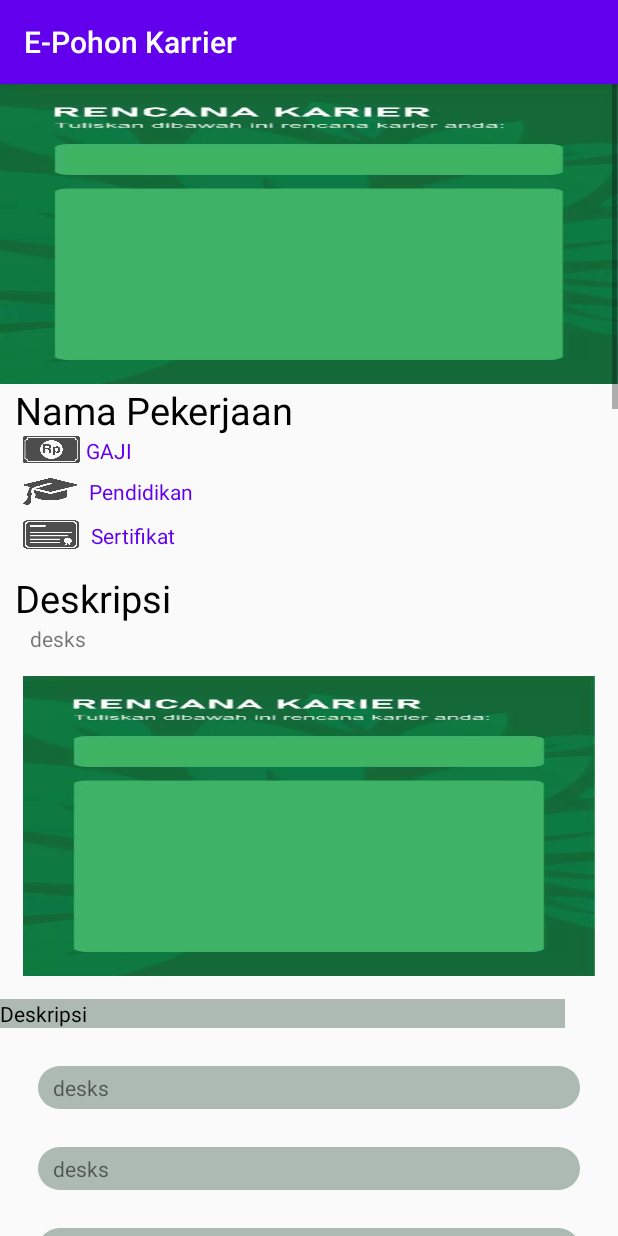
After one commit to alifrzky123/ejobcarrier, an Android app: the DeskripsiAct screen opened directly, with no data from a screen before it, on a phone screen of 412 x 824 dp. The commit adds this screen. Run offline under Robolectric (Android 15) with nearby library versions, the phone set to English and light mode, and no system bars.

Commit message:
menyelesaikan fitur2 yang dibutuhkan di act deskripsi, minus icon2

```diff
--- a/app/build.gradle
+++ b/app/build.gradle
@@ -33,7 +33,7 @@ android {
 dependencies {
     implementation fileTree(dir: 'libs', include: ['*.jar'])
 
-    compile 'com.android.support:design:29.0.0'
+    implementation 'com.android.support:design:29.0.0'
     implementation 'com.android.support:design:24.2.1'
     implementation 'androidx.appcompat:appcompat:1.1.0'
     implementation 'androidx.constraintlayout:constraintlayout:1.1.3'
--- a/app/src/main/AndroidManifest.xml
+++ b/app/src/main/AndroidManifest.xml
@@ -6,11 +6,12 @@
         android:allowBackup="true"
         android:icon="@mipmap/ic_launcher"
         android:label="@string/app_name"
+        android:largeHeap="true"
         android:roundIcon="@mipmap/ic_launcher_round"
-        android:largeHeap="true"
         android:supportsRtl="true"
         android:theme="@style/AppTheme">
-        <activity android:name=".Activity.CarrierPlanAct"></activity>
+        <activity android:name=".Activity.DeskripsiAct"></activity>
+        <activity android:name=".Activity.CarrierPlanAct" />
         <activity android:name=".Activity.Contact" />
         <activity android:name=".Activity.Profile" />
         <activity android:name=".Activity.About" />
--- /dev/null
+++ b/app/src/main/java/com/training/alif/geeksfarm/e_pohonkarrier/Activity/DeskripsiAct.java
@@ -0,0 +1,16 @@
+package com.training.alif.geeksfarm.e_pohonkarrier.Activity;
+
+import androidx.appcompat.app.AppCompatActivity;
+
+import android.os.Bundle;
+
+import com.training.alif.geeksfarm.e_pohonkarrier.R;
+
+public class DeskripsiAct extends AppCompatActivity {
+
+    @Override
+    protected void onCreate(Bundle savedInstanceState) {
+        super.onCreate(savedInstanceState);
+        setContentView(R.layout.activity_deskripsi);
+    }
+}
--- /dev/null
+++ b/app/src/main/java/com/training/alif/geeksfarm/e_pohonkarrier/Adapter/RVAdapter.java
@@ -0,0 +1,4 @@
+package com.training.alif.geeksfarm.e_pohonkarrier.Adapter;
+
+public class RVAdapter {
+}
--- /dev/null
+++ b/app/src/main/java/com/training/alif/geeksfarm/e_pohonkarrier/Entity/ListPekerjaan.java
@@ -0,0 +1,4 @@
+package com.training.alif.geeksfarm.e_pohonkarrier.Entity;
+
+public class ListPekerjaan {
+}
--- /dev/null
+++ b/app/src/main/res/drawable/shape_txtview.xml
@@ -0,0 +1,13 @@
+<?xml version="1.0" encoding="utf-8"?>
+<shape xmlns:android="http://schemas.android.com/apk/res/android"
+    android:shape="rectangle">
+    <corners
+        android:radius="75dp"/> // if you want clear round shape then make radius size is half of your  button`s height.
+    <solid
+        android:color="@color/colorGrey"/> // Button Colour
+    <padding
+        android:bottom="5dp"
+        android:left="10dp"
+        android:right="10dp"
+        android:top="5dp"/>
+</shape>
--- /dev/null
+++ b/app/src/main/res/layout/activity_deskripsi.xml
@@ -0,0 +1,394 @@
+<?xml version="1.0" encoding="utf-8"?>
+<ScrollView xmlns:android="http://schemas.android.com/apk/res/android"
+    xmlns:app="http://schemas.android.com/apk/res-auto"
+    xmlns:tools="http://schemas.android.com/tools"
+    android:layout_width="match_parent"
+    android:layout_height="match_parent"
+    tools:context=".Activity.DeskripsiAct">
+
+    <androidx.constraintlayout.widget.ConstraintLayout
+        android:layout_width="match_parent"
+        android:layout_height="match_parent">
+
+        <ImageView
+            android:id="@+id/iv_desk_pekerjaan"
+            android:layout_width="match_parent"
+            android:layout_height="200dp"
+            android:background="@drawable/rencana_karir_bg"
+            app:layout_constraintTop_toTopOf="parent" />
+
+        <TextView
+            android:id="@+id/desk_perkejaan_nama"
+            android:layout_width="match_parent"
+            android:layout_height="wrap_content"
+            android:text="Nama Pekerjaan"
+            android:textSize="25dp"
+            android:layout_marginLeft="10dp"
+            android:textColor="@color/colorBlack"
+            app:layout_constraintTop_toBottomOf="@+id/iv_desk_pekerjaan" />
+
+        <ImageView
+            android:id="@+id/iv_icon_gaji"
+            android:layout_width="38dp"
+            android:layout_height="18dp"
+            android:layout_marginLeft="15dp"
+            android:background="@drawable/icon_uang"
+            app:layout_constraintStart_toStartOf="parent"
+            app:layout_constraintTop_toBottomOf="@+id/desk_perkejaan_nama" />
+
+        <TextView
+            android:id="@+id/txt_gaji"
+            android:layout_width="144dp"
+            android:layout_height="19dp"
+            android:layout_marginLeft="4dp"
+            android:text="GAJI"
+            android:textColor="@color/colorPrimary"
+            app:layout_constraintLeft_toRightOf="@+id/iv_icon_gaji"
+            app:layout_constraintTop_toBottomOf="@+id/desk_perkejaan_nama" />
+
+        <ImageView
+            android:id="@+id/iv_icon_pendidikan"
+            android:layout_width="36dp"
+            android:layout_height="18dp"
+            android:layout_marginLeft="15dp"
+            android:layout_marginTop="10dp"
+            android:background="@drawable/icon_pendidikan"
+            app:layout_constraintStart_toStartOf="parent"
+            app:layout_constraintTop_toBottomOf="@+id/iv_icon_gaji" />
+
+        <TextView
+            android:id="@+id/txt_pendidikan"
+            android:layout_width="131dp"
+            android:layout_height="21dp"
+            android:layout_marginLeft="8dp"
+            android:layout_marginTop="8dp"
+            android:text="Pendidikan"
+            android:textColor="@color/colorPrimary"
+            app:layout_constraintLeft_toRightOf="@+id/iv_icon_pendidikan"
+            app:layout_constraintTop_toBottomOf="@+id/txt_gaji" />
+
+        <ImageView
+            android:id="@+id/iv_icon_sertifikat"
+            android:layout_width="37dp"
+            android:layout_height="19dp"
+            android:layout_marginLeft="15dp"
+            android:layout_marginTop="10dp"
+            android:background="@drawable/icon_sertifikat"
+            app:layout_constraintStart_toStartOf="parent"
+            app:layout_constraintTop_toBottomOf="@+id/iv_icon_pendidikan" />
+
+        <TextView
+            android:layout_width="150dp"
+            android:layout_height="wrap_content"
+            android:layout_marginLeft="8dp"
+            android:layout_marginTop="8dp"
+            android:text="Sertifikat"
+            android:textColor="@color/colorPrimary"
+            app:layout_constraintLeft_toRightOf="@+id/iv_icon_sertifikat"
+            app:layout_constraintTop_toBottomOf="@+id/txt_pendidikan" />
+
+        <TextView
+            android:id="@+id/deskripsi_nama_tv"
+            android:layout_width="match_parent"
+            android:layout_height="wrap_content"
+            android:text="Deskripsi"
+            android:textSize="25dp"
+            android:layout_marginTop="15dp"
+            android:layout_marginLeft="10dp"
+            android:textColor="@color/colorBlack"
+            app:layout_constraintTop_toBottomOf="@+id/iv_icon_sertifikat" />
+
+        <TextView
+            android:id="@+id/txt_deskripsi"
+            android:layout_marginLeft="20dp"
+            android:layout_width="match_parent"
+            android:layout_height="wrap_content"
+            app:layout_constraintTop_toBottomOf="@+id/deskripsi_nama_tv"
+            android:text="desks"/>
+
+        <ImageView
+            android:id="@+id/iv_desk_pekerjaan_dibawah_desk"
+            android:layout_width="match_parent"
+            android:layout_height="200dp"
+            android:layout_margin="15dp"
+            android:background="@drawable/rencana_karir_bg"
+            app:layout_constraintTop_toBottomOf="@+id/txt_deskripsi" />
+        <TextView
+            android:id="@+id/deskripsi_sumber_tv"
+            android:layout_width="match_parent"
+            android:layout_height="wrap_content"
+            android:text="Deskripsi"
+            android:layout_marginRight="35dp"
+            android:layout_marginTop="15dp"
+            android:textColor="@color/colorBlack"
+            android:background="@color/colorGrey"
+            app:layout_constraintTop_toBottomOf="@+id/iv_desk_pekerjaan_dibawah_desk" />
+
+        <TextView
+            android:id="@+id/txt_deskripsi_wajibtahu1"
+            android:layout_marginLeft="20dp"
+            android:layout_width="match_parent"
+            android:layout_height="wrap_content"
+            android:layout_margin="25dp"
+            android:background="@drawable/shape_txtview"
+            app:layout_constraintTop_toBottomOf="@+id/deskripsi_sumber_tv"
+            android:text="desks"/>
+
+        <TextView
+            android:id="@+id/txt_deskripsi_wajibtahu2"
+            android:layout_marginLeft="20dp"
+            android:layout_width="match_parent"
+            android:layout_height="wrap_content"
+            android:layout_margin="25dp"
+            android:background="@drawable/shape_txtview"
+            app:layout_constraintTop_toBottomOf="@+id/txt_deskripsi_wajibtahu1"
+            android:text="desks"/>
+
+        <TextView
+            android:id="@+id/txt_deskripsi_wajibtahu3"
+            android:layout_marginLeft="20dp"
+            android:layout_width="match_parent"
+            android:layout_height="wrap_content"
+            android:layout_margin="25dp"
+            android:background="@drawable/shape_txtview"
+            app:layout_constraintTop_toBottomOf="@+id/txt_deskripsi_wajibtahu2"
+            android:text="desks"/>
+
+        <TextView
+            android:id="@+id/txt_deskripsi_wajibtahu4"
+            android:layout_marginLeft="20dp"
+            android:layout_width="match_parent"
+            android:layout_height="wrap_content"
+            android:layout_margin="25dp"
+            android:background="@drawable/shape_txtview"
+            app:layout_constraintTop_toBottomOf="@+id/txt_deskripsi_wajibtahu3"
+            android:text="desks"/>
+
+        <TextView
+            android:id="@+id/txt_deskripsi_wajibtahu5"
+            android:layout_marginLeft="20dp"
+            android:layout_width="match_parent"
+            android:layout_height="wrap_content"
+            android:layout_margin="25dp"
+            android:background="@drawable/shape_txtview"
+            app:layout_constraintTop_toBottomOf="@+id/txt_deskripsi_wajibtahu4"
+            android:text="desks"/>
+
+        <TextView
+            android:id="@+id/txt_deskripsi_wajibtahu6"
+            android:layout_marginLeft="20dp"
+            android:layout_width="match_parent"
+            android:layout_height="wrap_content"
+            android:layout_margin="25dp"
+            android:background="@drawable/shape_txtview"
+            app:layout_constraintTop_toBottomOf="@+id/txt_deskripsi_wajibtahu5"
+            android:text="desks"/>
+
+        <TextView
+            android:id="@+id/txt_deskripsi_wajibtahu7"
+            android:layout_marginLeft="20dp"
+            android:layout_width="match_parent"
+            android:layout_height="wrap_content"
+            android:layout_margin="25dp"
+            android:background="@drawable/shape_txtview"
+            app:layout_constraintTop_toBottomOf="@+id/txt_deskripsi_wajibtahu6"
+            android:text="desks"/>
+
+        <TextView
+            android:id="@+id/txt_deskripsi_wajibtahu8"
+            android:layout_marginLeft="20dp"
+            android:layout_width="match_parent"
+            android:layout_height="wrap_content"
+            android:layout_margin="25dp"
+            android:background="@drawable/shape_txtview"
+            app:layout_constraintTop_toBottomOf="@+id/txt_deskripsi_wajibtahu7"
+            android:text="desks"/>
+
+        <TextView
+            android:id="@+id/txt_deskripsi_wajibtahu9"
+            android:layout_marginLeft="20dp"
+            android:layout_width="match_parent"
+            android:layout_height="wrap_content"
+            android:layout_margin="25dp"
+            android:background="@drawable/shape_txtview"
+            app:layout_constraintTop_toBottomOf="@+id/txt_deskripsi_wajibtahu8"
+            android:text="desks"/>
+
+        <TextView
+            android:id="@+id/txt_deskripsi_wajibtahu10"
+            android:layout_marginLeft="20dp"
+            android:layout_width="match_parent"
+            android:layout_height="wrap_content"
+            android:layout_margin="25dp"
+            android:background="@drawable/shape_txtview"
+            app:layout_constraintTop_toBottomOf="@+id/txt_deskripsi_wajibtahu9"
+            android:text="desks"/>
+
+        <ImageView
+            android:id="@+id/iv_desk_pekerjaan_dibawah_wajibtahu"
+            android:layout_width="match_parent"
+            android:layout_height="200dp"
+            android:layout_margin="15dp"
+            android:background="@drawable/rencana_karir_bg"
+            app:layout_constraintTop_toBottomOf="@+id/txt_deskripsi_wajibtahu10" />
+
+        <TextView
+            android:id="@+id/deskripsi_sumber_tv2"
+            android:layout_width="match_parent"
+            android:layout_height="wrap_content"
+            android:text="Deskripsi"
+            android:layout_marginRight="35dp"
+            android:layout_marginTop="15dp"
+            android:textColor="@color/colorBlack"
+            android:background="@color/colorGrey"
+            app:layout_constraintTop_toBottomOf="@+id/iv_desk_pekerjaan_dibawah_wajibtahu" />
+
+        <TextView
+            android:id="@+id/deskripsi_peran_tv"
+            android:layout_width="match_parent"
+            android:layout_height="wrap_content"
+            android:text="Peran Dan Tanggung Jawab"
+            android:textSize="25dp"
+            android:layout_marginTop="15dp"
+            android:layout_marginLeft="10dp"
+            android:textColor="@color/colorBlack"
+            app:layout_constraintTop_toBottomOf="@+id/deskripsi_sumber_tv2" />
+
+        <TextView
+            android:id="@+id/txt_deskripsi_peran"
+            android:layout_marginLeft="20dp"
+            android:layout_width="match_parent"
+            android:layout_height="wrap_content"
+            android:layout_marginTop="15dp"
+            app:layout_constraintTop_toBottomOf="@+id/deskripsi_peran_tv"
+            android:text="desks"/>
+
+        <ImageView
+            android:id="@+id/iv_desk_pekerjaan_dibawah_pengetahuan"
+            android:layout_width="match_parent"
+            android:layout_height="200dp"
+            android:layout_margin="15dp"
+            android:background="@drawable/rencana_karir_bg"
+            app:layout_constraintTop_toBottomOf="@+id/txt_deskripsi_peran" />
+
+        <TextView
+            android:id="@+id/deskripsi_sumber_tv3"
+            android:layout_width="match_parent"
+            android:layout_height="wrap_content"
+            android:text="Deskripsi"
+            android:layout_marginRight="35dp"
+            android:layout_marginTop="15dp"
+            android:textColor="@color/colorBlack"
+            android:background="@color/colorGrey"
+            app:layout_constraintTop_toBottomOf="@+id/iv_desk_pekerjaan_dibawah_pengetahuan" />
+
+        <TextView
+            android:id="@+id/deskripsi_pengetahuan_tv"
+            android:layout_width="match_parent"
+            android:layout_height="wrap_content"
+            android:text="Peran Dan Tanggung Jawab"
+            android:textSize="25dp"
+            android:layout_marginTop="15dp"
+            android:layout_marginLeft="10dp"
+            android:textColor="@color/colorBlack"
+            app:layout_constraintTop_toBottomOf="@+id/deskripsi_sumber_tv3" />
+
+        <TextView
+            android:id="@+id/txt_deskripsi_pengetahuan"
+            android:layout_marginLeft="20dp"
+            android:layout_width="match_parent"
+            android:layout_height="wrap_content"
+            android:layout_marginTop="15dp"
+            app:layout_constraintTop_toBottomOf="@+id/deskripsi_pengetahuan_tv"
+            android:text="desks"/>
+
+        <ImageView
+            android:id="@+id/iv_desk_pekerjaan_dibawah_jenjang"
+            android:layout_width="match_parent"
+            android:layout_height="200dp"
+            android:layout_margin="15dp"
+            android:background="@drawable/rencana_karir_bg"
+            app:layout_constraintTop_toBottomOf="@+id/txt_deskripsi_pengetahuan" />
+
+        <TextView
+            android:id="@+id/deskripsi_sumber_tv4"
+            android:layout_width="match_parent"
+            android:layout_height="wrap_content"
+            android:text="Deskripsi"
+            android:layout_marginRight="35dp"
+            android:layout_marginTop="15dp"
+            android:textColor="@color/colorBlack"
+            android:background="@color/colorGrey"
+            app:layout_constraintTop_toBottomOf="@+id/iv_desk_pekerjaan_dibawah_jenjang" />
+
+        <TextView
+            android:id="@+id/deskripsi_jenjang_tv"
+            android:layout_width="match_parent"
+            android:layout_height="wrap_content"
+            android:text="Jenjang Karrier"
+            android:textSize="25dp"
+            android:layout_marginTop="15dp"
+            android:layout_marginLeft="10dp"
+            android:textColor="@color/colorBlack"
+            app:layout_constraintTop_toBottomOf="@+id/deskripsi_sumber_tv4" />
+
+        <TextView
+            android:id="@+id/txt_deskripsi_jenjang"
+            android:layout_marginLeft="20dp"
+            android:layout_width="match_parent"
+            android:layout_height="wrap_content"
+            android:layout_marginTop="15dp"
+            app:layout_constraintTop_toBottomOf="@+id/deskripsi_jenjang_tv"
+            android:text="desks"/>
+
+        <ImageView
+            android:id="@+id/iv_desk_pekerjaan_dibawah_jurusanterkait"
+            android:layout_width="match_parent"
+            android:layout_height="200dp"
+            android:layout_margin="15dp"
+            android:background="@drawable/rencana_karir_bg"
+            app:layout_constraintTop_toBottomOf="@+id/txt_deskripsi_jenjang" />
+
+        <TextView
+            android:id="@+id/deskripsi_sumber_tv5"
+            android:layout_width="match_parent"
+            android:layout_height="wrap_content"
+            android:text="Deskripsi"
+            android:layout_marginRight="35dp"
+            android:layout_marginTop="15dp"
+            android:textColor="@color/colorBlack"
+            android:background="@color/colorGrey"
+            app:layout_constraintTop_toBottomOf="@+id/iv_desk_pekerjaan_dibawah_jurusanterkait" />
+
+        <TextView
+            android:id="@+id/deskripsi_jurusanterkait_tv"
+            android:layout_width="match_parent"
+            android:layout_height="wrap_content"
+            android:text="Jenjang Karrier"
+            android:textSize="25dp"
+            android:layout_marginTop="15dp"
+            android:layout_marginLeft="10dp"
+            android:textColor="@color/colorBlack"
+            app:layout_constraintTop_toBottomOf="@+id/deskripsi_sumber_tv5" />
+
+        <TextView
+            android:id="@+id/txt_deskripsi_jurusanterkait"
+            android:layout_marginLeft="20dp"
+            android:layout_width="match_parent"
+            android:layout_height="wrap_content"
+            android:layout_marginTop="15dp"
+            app:layout_constraintTop_toBottomOf="@+id/deskripsi_jurusanterkait_tv"
+            android:text="desks"/>
+
+        <ImageView
+            android:id="@+id/iv_desk_pekerjaan_simbol"
+            android:layout_width="match_parent"
+            android:layout_height="200dp"
+            android:layout_marginTop="15dp"
+            android:background="@drawable/rencana_karir_bg"
+            app:layout_constraintTop_toBottomOf="@+id/txt_deskripsi_jurusanterkait" />
+
+    </androidx.constraintlayout.widget.ConstraintLayout>
+
+
+</ScrollView>
--- a/app/src/main/res/values/colors.xml
+++ b/app/src/main/res/values/colors.xml
@@ -7,4 +7,5 @@
     <color name="colorBlack">#000000</color>
     <color name="colorGreen">#41b04e</color>
     <color name="colorGreenYoung">#5ed168</color>
+    <color name="colorGrey">#adbab1</color>
 </resources>
```
Also changed, not shown: app/src/main/res/drawable/icon_pendidikan.webp (added), app/src/main/res/drawable/icon_sertifikat.webp (added), app/src/main/res/drawable/icon_uang.webp (added).
